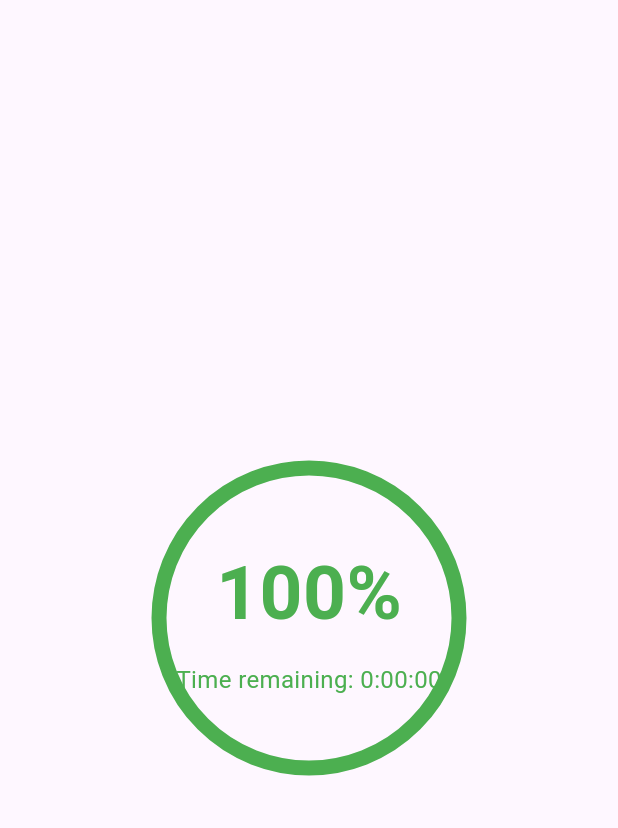
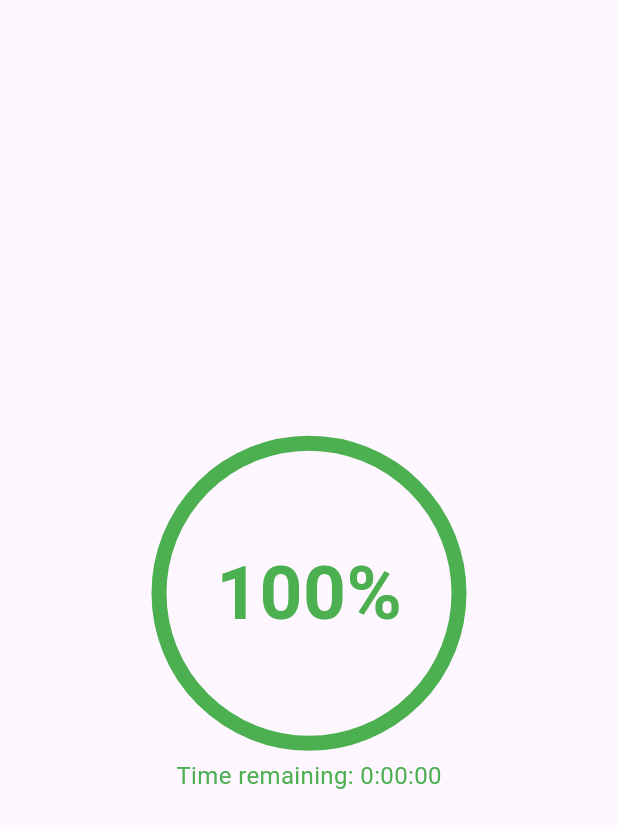
Before and after one commit to ItsJordanNL/battery-app, a Flutter app: the screen it shows after launch, on a phone screen of 412 x 824 dp. Shown: the top 828 px of the screen. Run offline on Flutter 3.47's test engine with Material 3 defaults, Android fonts, the phone set to English and light mode, and no system bars; our stand-ins replace battery_plus.

Commit message:
Correct plaatsen van tekst

```diff
--- a/lib/main.dart
+++ b/lib/main.dart
@@ -129,7 +129,10 @@ class _MyHomePageState extends State<MyHomePage> {
     duration: const Duration(milliseconds: 200),
     tween: ColorTween(begin: textColor, end: textColor),
     builder: (context, dynamic color, child) {
-        return Stack(
+      return Column(
+        mainAxisAlignment: MainAxisAlignment.center,
+        children: [
+          Stack(
             alignment: Alignment.center,
             children: [
               CustomPaint(
@@ -142,9 +145,6 @@ class _MyHomePageState extends State<MyHomePage> {
                   height: 200,
                 ),
               ),
-            Column(
-              mainAxisAlignment: MainAxisAlignment.center,
-              children: [
               Text(
                 '$level%',
                 style: TextStyle(
@@ -153,15 +153,15 @@ class _MyHomePageState extends State<MyHomePage> {
                   fontWeight: FontWeight.bold,
                 ),
               ),
+            ],
+          ),
           const SizedBox(height: 10),
           Text(
             'Time remaining: ${formatTime(calculateTimeRemaining())}',
             style: TextStyle(
-                    color: color,
+              color: textColor,
               fontSize: 16,
             ),
-                ),
-              ],
           ),
         ],
       );
```
Lines whose indentation alone changed are shown as unchanged.
